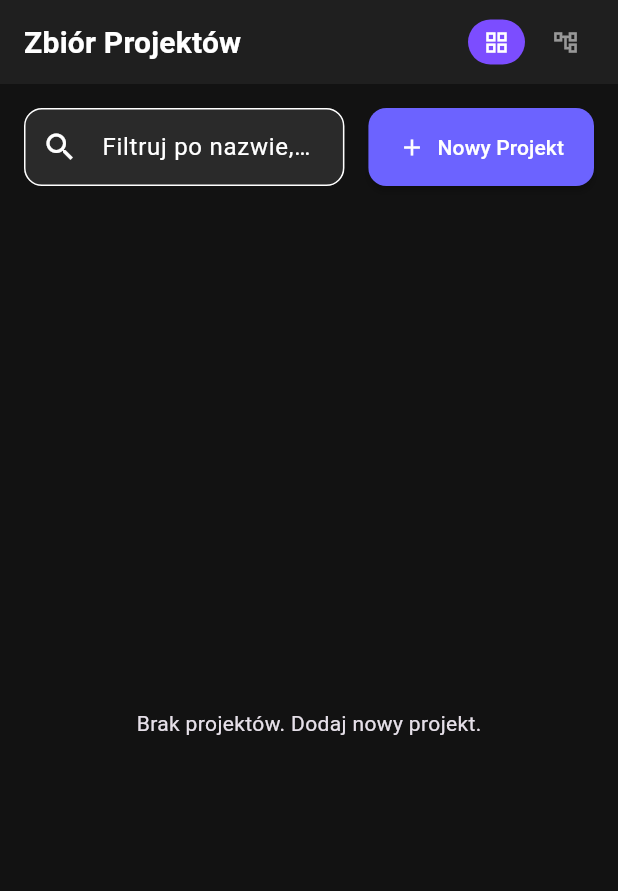
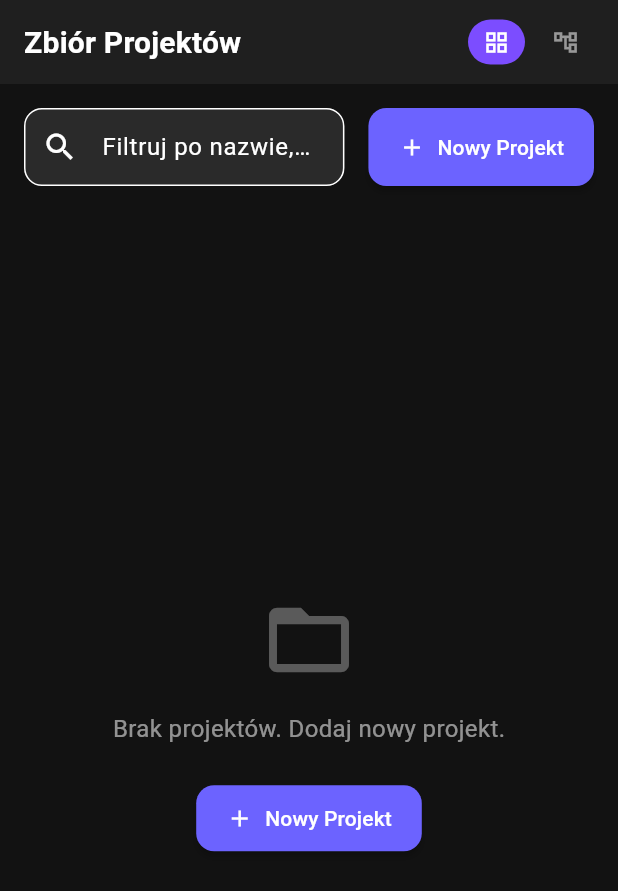
Before and after one commit to kusojac/ML_CV_Video, a Flutter app: the screen it shows after launch, on a phone screen of 412 x 824 dp. Shown: the top 891 px of the screen. Run offline on Flutter 3.47's test engine with Material 3 defaults, Android fonts, the phone set to English and light mode, and no system bars; our stand-ins replace file_picker; missing offline and left inert: media_kit, media_kit_video.

Commit message:
🎨 Palette: Improve empty state on Home Screen
- Replaced plain text empty state with a structured layout.
- Added a folder icon and a descriptive message.
- Included an ElevatedButton as a clear call-to-action to create a new project.

Co-authored-by: kusojac <13525690+kusojac@users.noreply.github.com>

```diff
--- a/VolleyballApp/frontend/lib/screens/home_screen.dart
+++ b/VolleyballApp/frontend/lib/screens/home_screen.dart
@@ -344,7 +344,8 @@ class _HomeScreenState extends State<HomeScreen> {
                       Navigator.push(
                         context,
                         MaterialPageRoute(
-                          builder: (context) => ProjectDetailsScreen(project: project),
+                          builder: (context) =>
+                              ProjectDetailsScreen(project: project),
                         ),
                       ).then((_) => _filterProjects());
                     },
@@ -352,8 +353,37 @@ class _HomeScreenState extends State<HomeScreen> {
                     onProjectDelete: _deleteProject,
                   )
                 : _filteredProjects.isEmpty
-                    ? const Center(
-                        child: Text('Brak projektów. Dodaj nowy projekt.'),
+                ? Center(
+                    child: Column(
+                      mainAxisAlignment: MainAxisAlignment.center,
+                      children: [
+                        const Icon(
+                          Icons.folder_open,
+                          size: 64,
+                          color: Colors.white30,
+                        ),
+                        const SizedBox(height: 16),
+                        const Text(
+                          'Brak projektów. Dodaj nowy projekt.',
+                          style: TextStyle(color: Colors.white54, fontSize: 16),
+                        ),
+                        const SizedBox(height: 24),
+                        ElevatedButton.icon(
+                          onPressed: _showAddProjectDialog,
+                          icon: const Icon(Icons.add),
+                          label: const Text('Nowy Projekt'),
+                          style: ElevatedButton.styleFrom(
+                            padding: const EdgeInsets.symmetric(
+                              horizontal: 20,
+                              vertical: 12,
+                            ),
+                            shape: RoundedRectangleBorder(
+                              borderRadius: BorderRadius.circular(12),
+                            ),
+                          ),
+                        ),
+                      ],
+                    ),
                   )
                 : GridView.builder(
                     padding: const EdgeInsets.all(16),
```
Also changed, not shown: 1 other file. Lines whose indentation alone changed are shown as unchanged.
